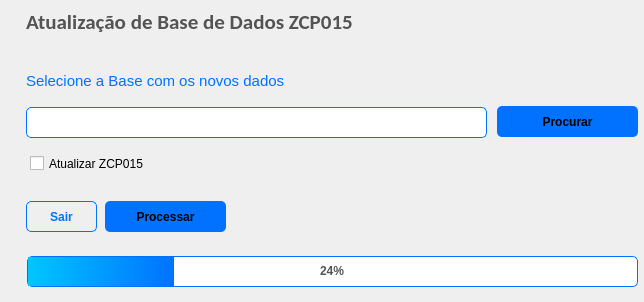
AndersonBones/update-zcp015-app, file gui.ui: the form before one commit.
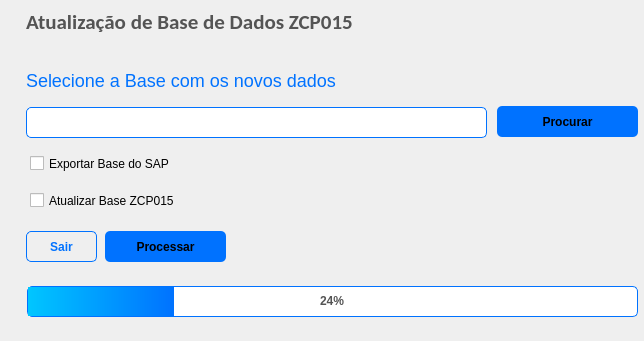
The form after the commit.

The edit to the form file:
```diff
--- a/gui.ui
+++ b/gui.ui
@@ -7,7 +7,7 @@
     <x>0</x>
     <y>0</y>
     <width>644</width>
-    <height>302</height>
+    <height>341</height>
    </rect>
   </property>
   <property name="maximumSize">
@@ -36,7 +36,7 @@
    <property name="geometry">
     <rect>
      <x>26</x>
-     <y>201</y>
+     <y>231</y>
      <width>71</width>
      <height>31</height>
     </rect>
@@ -60,7 +60,7 @@
    <property name="geometry">
     <rect>
      <x>105</x>
-     <y>201</y>
+     <y>231</y>
      <width>121</width>
      <height>31</height>
     </rect>
@@ -163,7 +163,7 @@
    </property>
    <property name="styleSheet">
     <string notr="true">color: rgb(0, 114, 255);
-font-size:15px;</string>
+font-size:18px;</string>
    </property>
    <property name="text">
     <string>Selecione a Base com os novos dados</string>
@@ -173,7 +173,7 @@
    <property name="geometry">
     <rect>
      <x>27</x>
-     <y>256</y>
+     <y>286</y>
      <width>611</width>
      <height>31</height>
     </rect>
@@ -208,8 +208,26 @@
      <height>21</height>
     </rect>
    </property>
+   <property name="styleSheet">
+    <string notr="true">font-size:{
+	20px
+}</string>
+   </property>
    <property name="text">
-    <string>Atualizar ZCP015</string>
+    <string>Exportar Base do SAP</string>
+   </property>
+  </widget>
+  <widget class="QCheckBox" name="checkBox_2">
+   <property name="geometry">
+    <rect>
+     <x>30</x>
+     <y>190</y>
+     <width>201</width>
+     <height>21</height>
+    </rect>
+   </property>
+   <property name="text">
+    <string>Atualizar Base ZCP015</string>
    </property>
   </widget>
   <zorder>exit_button</zorder>
```
Left out of the diff: 1 changed line with no effect on the pictures.
